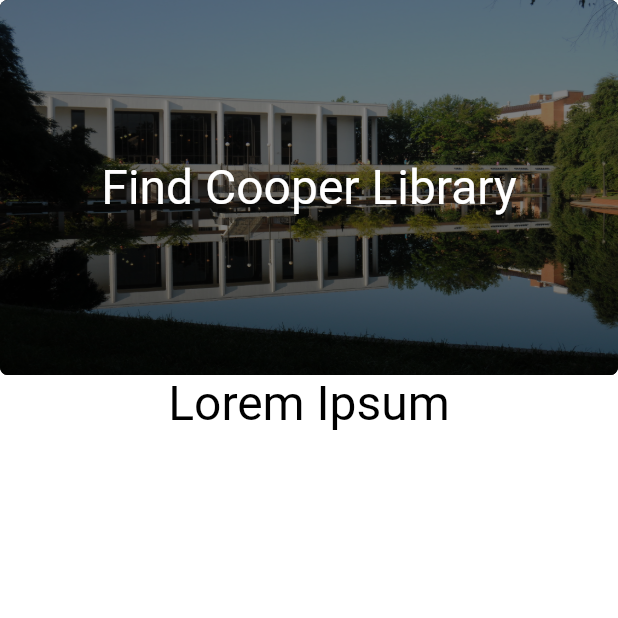
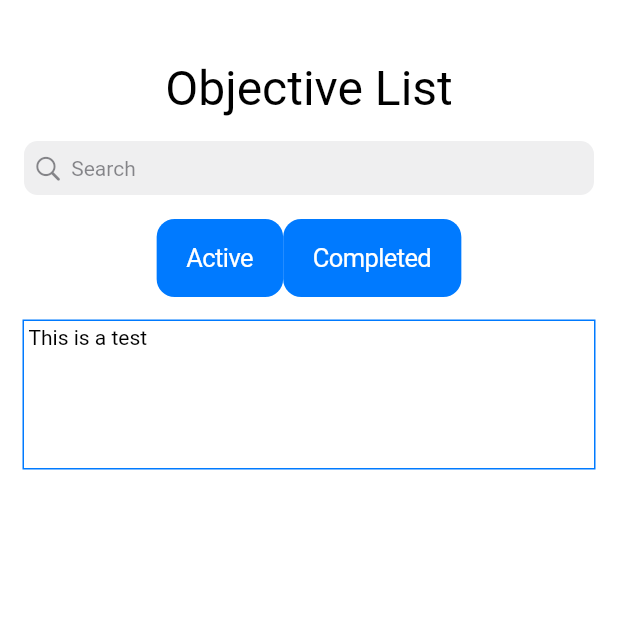
Before and after one commit to isaac-fletcher/orient-ar, a Flutter app: the screen it shows after launch, on a phone screen of 412 x 824 dp, the top half of it. Run offline on Flutter 3.47's test engine with Material 3 defaults, Android fonts, the phone set to English and light mode, and no system bars.

Commit message:
Worked on selected-objective and objective-view screens.

```diff
--- a/lib/main.dart
+++ b/lib/main.dart
@@ -1,6 +1,7 @@
 import 'package:flutter/cupertino.dart';
 import 'package:flutter/widgets.dart';
-import 'selected.dart';
+import 'selected-objective.dart';
+import 'objective-view.dart';
 
 void main() {
   runApp(const MainApp());
@@ -14,6 +15,7 @@ class MainApp extends StatelessWidget {
     return const CupertinoApp(
       title: 'OrientAR',
       theme: CupertinoThemeData(
+        primaryColor: CupertinoColors.activeBlue,
         textTheme: CupertinoTextThemeData(
             textStyle: TextStyle(
                 fontSize: 14,
@@ -21,7 +23,7 @@ class MainApp extends StatelessWidget {
               )
         ),
       ),
-      home: Selected(),
+      home: ObjectiveView(),
     )
     ;
   }
--- /dev/null
+++ b/lib/objective-view.dart
@@ -0,0 +1,97 @@
+import 'package:flutter/cupertino.dart';
+import 'package:flutter/material.dart';
+import 'package:flutter/widgets.dart';
+
+class ObjectiveView extends StatefulWidget {
+  const ObjectiveView({super.key});
+
+  @override
+  State<ObjectiveView> createState() => _ObjectiveViewState();
+}
+
+class _ObjectiveViewState extends State<ObjectiveView> {
+
+  late TextEditingController textController;
+
+  @override
+  void initState() {
+    super.initState();
+    textController = TextEditingController(text: '');
+  }
+
+  @override
+  void dispose() {
+    textController.dispose();
+    super.dispose();
+  }
+
+  @override
+  Widget build(BuildContext context) {
+    return (CupertinoPageScaffold(
+      child: Column(
+        mainAxisAlignment: MainAxisAlignment.start,
+        children: <Widget>[
+          Container (
+            padding: const EdgeInsets.only(top: 40.0),
+            alignment: Alignment.topCenter,
+            child: const Text(
+              "Objective List",
+              style: TextStyle (
+                    fontSize: 32,
+                    color: CupertinoColors.black,
+              )
+            )
+          ),
+          Container(
+            alignment: Alignment.topCenter,
+            child: Padding(
+              padding: const EdgeInsets.all(16.0),
+              child: CupertinoSearchTextField(
+                controller: textController,
+                placeholder: 'Search',
+              ),
+            ),
+          ),
+          Row(
+            mainAxisAlignment: MainAxisAlignment.center,
+            children: [
+              CupertinoButton.filled(
+                onPressed: () {},
+                child: const Text("Active"),
+              ),
+              CupertinoButton.filled(
+                onPressed: () {},
+                child: const Text("Completed"),
+              )
+            ],
+            ),
+            ListView(
+              shrinkWrap: true,
+              children: [
+                Container(
+                  height: 100,
+                  width: double.infinity,
+                  alignment: Alignment.topCenter,
+                  margin: const EdgeInsets.all(15.0),
+                  padding: const EdgeInsets.all(3.0),
+                  decoration: BoxDecoration(
+                    border: Border.all(color: CupertinoColors.activeBlue),
+                  ),
+                  child: const Row(
+                    mainAxisAlignment: MainAxisAlignment.start,
+                    children: [
+                      Text("This\t"),
+                      Text("is\t"),
+                      Text("a\t"),
+                      Text("test")
+                    ],
+                  )
+                )
+              ]
+            )
+        ],
+      ),
+    )
+    );
+  }
+}
--- a/lib/selected.dart
+++ /dev/null
@@ -1,54 +0,0 @@
-import 'package:flutter/cupertino.dart';
-import 'package:flutter/widgets.dart';
-
-class Selected extends StatelessWidget {
-  const Selected({super.key});
-
-  @override
-  Widget build(BuildContext context) {
-    return (CupertinoPageScaffold(
-          child: Column(
-            mainAxisAlignment: MainAxisAlignment.start,
-            children: <Widget>[
-              Container(
-                height: 250,
-                width: double.infinity,
-                decoration: BoxDecoration(
-                    borderRadius: BorderRadius.circular(5),
-                    color: CupertinoColors.black.withOpacity(1),
-                    image: DecorationImage(
-                        image: AssetImage("assets/img/cooper2.jpg"),
-                        fit: BoxFit.fill,
-                        colorFilter: ColorFilter.mode(
-                        CupertinoColors.black.withOpacity(0.5),
-                          BlendMode.darken,
-                        )
-                    )
-                ),
-                child: const Center(
-                  child: Text(
-                    'Find Cooper Library',
-                    textDirection: TextDirection.ltr,
-                    style: TextStyle (
-                      fontSize: 32,
-                      color: CupertinoColors.white,
-                    )
-                  ),
-                ),
-              ),
-              const Center(
-                child: Text(
-                  'Lorem Ipsum',
-                  textDirection: TextDirection.ltr,
-                  style: TextStyle (
-                    fontSize: 32,
-                    color: CupertinoColors.black,
-                  )
-                )
-                )
-            ],
-          ),
-      )
-    );
-  }
-}
```
Also changed, not shown: lib/selected-objective.dart (added, +83 -0 lines). Lines whose indentation alone changed are shown as unchanged.
